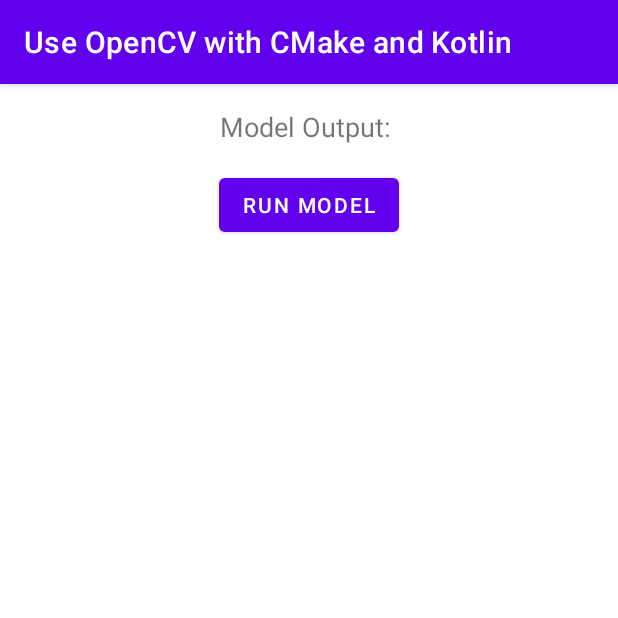
After one commit to RTES-Lab/2024-proj-xtwice, an Android app: the FaultDiagnosisActivity screen opened directly, with no data from a screen before it, on a phone screen of 412 x 824 dp, the top half of it. The commit adds this screen. Run offline under Robolectric (Android 15) with nearby library versions, the phone set to English and light mode, and no system bars; libraries missing offline, so code that uses them is left out: org.pytorch; 1 statement that could not run was skipped.

Commit message:
faet: 1차 통합
변위 추출 및 딥러닝 모델 추론 1차 통합

```diff
--- a/app/src/main/AndroidManifest.xml
+++ b/app/src/main/AndroidManifest.xml
@@ -54,6 +54,10 @@
             android:name=".MarkerColorActivity"
             android:exported="false" />
 
+        <activity
+            android:name=".FaultDiagnosisActivity"
+            android:exported="false" />
+
     </application>
 
 </manifest>
--- /dev/null
+++ b/app/src/main/res/layout/activity_result.xml
@@ -0,0 +1,32 @@
+<?xml version="1.0" encoding="utf-8"?>
+<androidx.constraintlayout.widget.ConstraintLayout xmlns:android="http://schemas.android.com/apk/res/android"
+    xmlns:app="http://schemas.android.com/apk/res-auto"
+    xmlns:tools="http://schemas.android.com/tools"
+    android:layout_width="match_parent"
+    android:layout_height="match_parent"
+    tools:context=".FaultDiagnosisActivity">
+
+    <!-- 추론 결과를 표시할 TextView -->
+    <TextView
+        android:id="@+id/resultTextView"
+        android:layout_width="wrap_content"
+        android:layout_height="wrap_content"
+        android:text="Model Output: "
+        android:textSize="18sp"
+        android:layout_marginTop="16dp"
+        app:layout_constraintTop_toTopOf="parent"
+        app:layout_constraintStart_toStartOf="parent"
+        app:layout_constraintEnd_toEndOf="parent" />
+
+    <!-- 추론 실행 버튼 (선택 사항) -->
+    <Button
+        android:id="@+id/runModelButton"
+        android:layout_width="wrap_content"
+        android:layout_height="wrap_content"
+        android:text="Run Model"
+        app:layout_constraintTop_toBottomOf="@id/resultTextView"
+        app:layout_constraintStart_toStartOf="parent"
+        app:layout_constraintEnd_toEndOf="parent"
+        android:layout_marginTop="16dp"/>
+
+</androidx.constraintlayout.widget.ConstraintLayout>
--- a/gradle/libs.versions.toml
+++ b/gradle/libs.versions.toml
@@ -8,6 +8,8 @@ espressoCore = "3.5.1"
 appcompat = "1.6.1"
 material = "1.12.0"
 constraintlayout = "2.1.4"
+transportRuntime = "4.0.0"
+litertApi = "1.0.1"
 
 [libraries]
 androidx-core-ktx = { group = "androidx.core", name = "core-ktx", version.ref = "coreKtx" }
@@ -17,6 +19,8 @@ androidx-espresso-core = { group = "androidx.test.espresso", name = "espresso-co
 androidx-appcompat = { group = "androidx.appcompat", name = "appcompat", version.ref = "appcompat" }
 material = { group = "com.google.android.material", name = "material", version.ref = "material" }
 androidx-constraintlayout = { group = "androidx.constraintlayout", name = "constraintlayout", version.ref = "constraintlayout" }
+transport-runtime = { group = "com.google.android.datatransport", name = "transport-runtime", version.ref = "transportRuntime" }
+litert-api = { group = "com.google.ai.edge.litert", name = "litert-api", version.ref = "litertApi" }
 
 [plugins]
 androidApplication = { id = "com.android.application", version.ref = "agp" }
```
Also changed, not shown: app/build.gradle (+11 -6 lines), app/src/main/java/com/example/useopencvwithcmakeandkotlin/DisplacementActivity.kt (+26 -4 lines), app/src/main/java/com/example/useopencvwithcmakeandkotlin/FaultDiagnosisActivity.kt (added, +146 -0 lines), app/src/main/java/model/MyModel.kt (deleted, +0 -53 lines), app/src/main/res/layout/activity_displacement.xml (+8 -0 lines), 473 other files.
